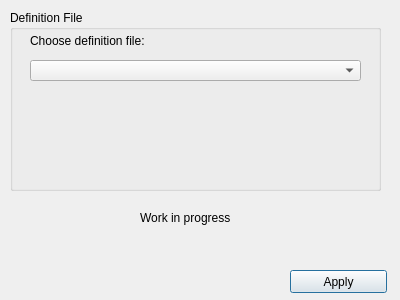
Above: defdialog.ui from Mte90/LearnHotkeys before the change. Below: the same form after it.
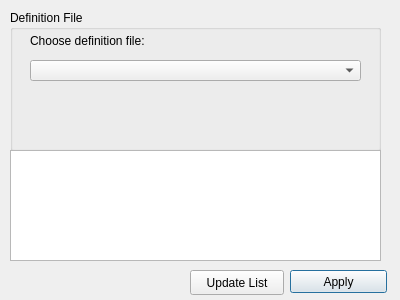
That is the form after the change.

```diff
--- a/defdialog.ui
+++ b/defdialog.ui
@@ -32,7 +32,7 @@
      <x>10</x>
      <y>10</y>
      <width>371</width>
-     <height>181</height>
+     <height>141</height>
     </rect>
    </property>
    <property name="title">
@@ -67,7 +67,7 @@
       <x>20</x>
       <y>80</y>
       <width>331</width>
-      <height>91</height>
+      <height>51</height>
      </rect>
     </property>
     <property name="text">
@@ -75,17 +75,27 @@
     </property>
    </widget>
   </widget>
-  <widget class="QLabel" name="label">
+  <widget class="QPushButton" name="pushUpdate">
    <property name="geometry">
     <rect>
-     <x>140</x>
-     <y>210</y>
-     <width>111</width>
-     <height>16</height>
+     <x>190</x>
+     <y>270</y>
+     <width>94</width>
+     <height>25</height>
     </rect>
    </property>
    <property name="text">
-    <string>Work in progress</string>
+    <string>Update List</string>
+   </property>
+  </widget>
+  <widget class="QListWidget" name="listWidget">
+   <property name="geometry">
+    <rect>
+     <x>10</x>
+     <y>150</y>
+     <width>371</width>
+     <height>111</height>
+    </rect>
    </property>
   </widget>
  </widget>
```
